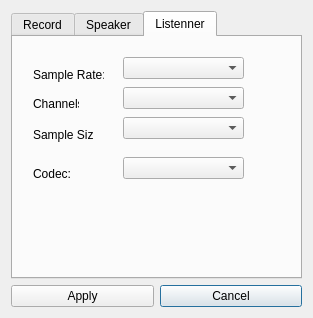
This is Translator/settings.ui in Ernyoke/Allamvizsga as Qt 5 draws it before an edit. The edited form follows.
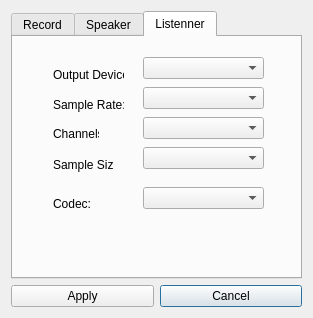
This is the edited form.

The edit to the form file:
```diff
--- a/Translator/settings.ui
+++ b/Translator/settings.ui
@@ -201,8 +201,8 @@
       <widget class="QComboBox" name="sampleRateBox_2">
        <property name="geometry">
         <rect>
-         <x>110</x>
-         <y>20</y>
+         <x>130</x>
+         <y>50</y>
          <width>121</width>
          <height>22</height>
         </rect>
@@ -211,28 +211,28 @@
       <widget class="QComboBox" name="channelBox_2">
        <property name="geometry">
         <rect>
-         <x>110</x>
-         <y>50</y>
-         <width>121</width>
-         <height>22</height>
-        </rect>
-       </property>
-      </widget>
-      <widget class="QComboBox" name="sampleSizeBox_2">
-       <property name="geometry">
-        <rect>
-         <x>110</x>
+         <x>130</x>
          <y>80</y>
          <width>121</width>
          <height>22</height>
         </rect>
        </property>
       </widget>
+      <widget class="QComboBox" name="sampleSizeBox_2">
+       <property name="geometry">
+        <rect>
+         <x>130</x>
+         <y>110</y>
+         <width>121</width>
+         <height>22</height>
+        </rect>
+       </property>
+      </widget>
       <widget class="QComboBox" name="codecBox_3">
        <property name="geometry">
         <rect>
-         <x>110</x>
-         <y>120</y>
+         <x>130</x>
+         <y>150</y>
          <width>121</width>
          <height>22</height>
         </rect>
@@ -241,21 +241,21 @@
       <widget class="QLabel" name="label_8">
        <property name="geometry">
         <rect>
-         <x>20</x>
-         <y>30</y>
-         <width>71</width>
-         <height>16</height>
-        </rect>
-       </property>
-       <property name="text">
-        <string>Sample Rate:</string>
-       </property>
-      </widget>
-      <widget class="QLabel" name="label_9">
-       <property name="geometry">
-        <rect>
-         <x>20</x>
+         <x>40</x>
          <y>60</y>
+         <width>71</width>
+         <height>16</height>
+        </rect>
+       </property>
+       <property name="text">
+        <string>Sample Rate:</string>
+       </property>
+      </widget>
+      <widget class="QLabel" name="label_9">
+       <property name="geometry">
+        <rect>
+         <x>40</x>
+         <y>90</y>
          <width>46</width>
          <height>13</height>
         </rect>
@@ -267,8 +267,8 @@
       <widget class="QLabel" name="label_10">
        <property name="geometry">
         <rect>
-         <x>20</x>
-         <y>90</y>
+         <x>40</x>
+         <y>120</y>
          <width>61</width>
          <height>16</height>
         </rect>
@@ -280,8 +280,8 @@
       <widget class="QLabel" name="label_11">
        <property name="geometry">
         <rect>
-         <x>20</x>
-         <y>130</y>
+         <x>40</x>
+         <y>160</y>
          <width>46</width>
          <height>13</height>
         </rect>
@@ -290,6 +290,29 @@
         <string>Codec:</string>
        </property>
       </widget>
+      <widget class="QLabel" name="label_12">
+       <property name="geometry">
+        <rect>
+         <x>40</x>
+         <y>30</y>
+         <width>71</width>
+         <height>16</height>
+        </rect>
+       </property>
+       <property name="text">
+        <string>Output Device:</string>
+       </property>
+      </widget>
+      <widget class="QComboBox" name="outputDeviceBox">
+       <property name="geometry">
+        <rect>
+         <x>130</x>
+         <y>20</y>
+         <width>121</width>
+         <height>22</height>
+        </rect>
+       </property>
+      </widget>
      </widget>
     </widget>
    </item>
```
Left out of the diff: 55 changed lines with no effect on the pictures.
